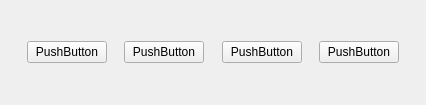
Before: the Qt Designer form buttongroup.ui in ContinueLearner/Landlords, drawn with Qt 5.
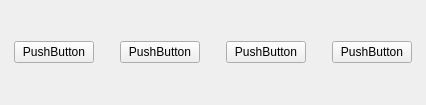
After: the same form once the commit is applied. Custom widgets are drawn as their Qt base class.

The edit to the form file:
```diff
--- a/buttongroup.ui
+++ b/buttongroup.ui
@@ -195,6 +195,9 @@
          <property name="orientation">
           <enum>Qt::Orientation::Horizontal</enum>
          </property>
+         <property name="sizeType">
+          <enum>QSizePolicy::Policy::Fixed</enum>
+         </property>
          <property name="sizeHint" stdset="0">
           <size>
            <width>20</width>
@@ -215,6 +218,9 @@
          <property name="orientation">
           <enum>Qt::Orientation::Horizontal</enum>
          </property>
+         <property name="sizeType">
+          <enum>QSizePolicy::Policy::Fixed</enum>
+         </property>
          <property name="sizeHint" stdset="0">
           <size>
            <width>20</width>
@@ -235,6 +241,9 @@
          <property name="orientation">
           <enum>Qt::Orientation::Horizontal</enum>
          </property>
+         <property name="sizeType">
+          <enum>QSizePolicy::Policy::Fixed</enum>
+         </property>
          <property name="sizeHint" stdset="0">
           <size>
            <width>20</width>
```
